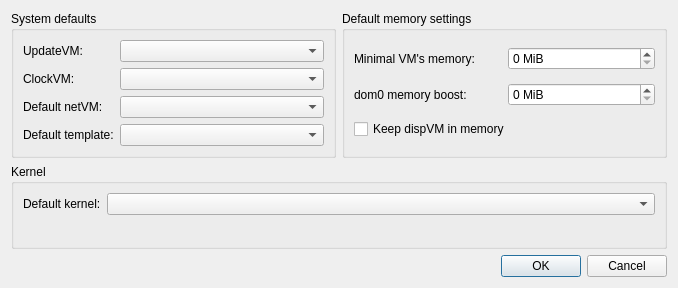
Above: globalsettingsdlg.ui from QubesOS/qubes-manager before the change. Below: the same form after it.
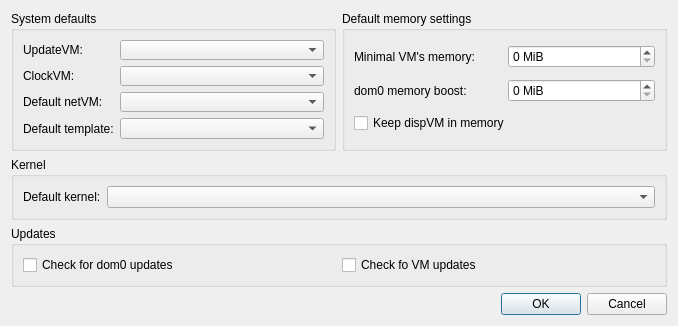
That is the form after the change.

Commit message: Add updates section to global settings (#800)

```diff
--- a/globalsettingsdlg.ui
+++ b/globalsettingsdlg.ui
@@ -7,7 +7,7 @@
     <x>0</x>
     <y>0</y>
     <width>678</width>
-    <height>288</height>
+    <height>318</height>
    </rect>
   </property>
   <property name="windowTitle">
@@ -19,6 +19,12 @@
      <property name="enabled">
       <bool>true</bool>
      </property>
+     <property name="minimumSize">
+      <size>
+       <width>0</width>
+       <height>140</height>
+      </size>
+     </property>
      <property name="title">
       <string>System defaults</string>
      </property>
@@ -78,11 +84,27 @@
      </layout>
     </widget>
    </item>
+   <item row="3" column="0" colspan="2">
+    <widget class="QDialogButtonBox" name="buttonBox">
+     <property name="orientation">
+      <enum>Qt::Horizontal</enum>
+     </property>
+     <property name="standardButtons">
+      <set>QDialogButtonBox::Cancel|QDialogButtonBox::Ok</set>
+     </property>
+    </widget>
+   </item>
    <item row="0" column="1">
     <widget class="QGroupBox" name="groupBox_3">
      <property name="enabled">
       <bool>true</bool>
      </property>
+     <property name="minimumSize">
+      <size>
+       <width>0</width>
+       <height>140</height>
+      </size>
+     </property>
      <property name="title">
       <string>Default memory settings</string>
      </property>
@@ -158,6 +180,9 @@
       <string>Kernel</string>
      </property>
      <layout class="QFormLayout" name="formLayout_2">
+      <property name="fieldGrowthPolicy">
+       <enum>QFormLayout::AllNonFixedFieldsGrow</enum>
+      </property>
       <item row="0" column="0">
        <widget class="QLabel" name="label_5">
         <property name="text">
@@ -172,13 +197,32 @@
     </widget>
    </item>
    <item row="2" column="0" colspan="2">
-    <widget class="QDialogButtonBox" name="buttonBox">
-     <property name="orientation">
-      <enum>Qt::Horizontal</enum>
+    <widget class="QGroupBox" name="groupBox_4">
+     <property name="title">
+      <string>Updates</string>
      </property>
-     <property name="standardButtons">
-      <set>QDialogButtonBox::Cancel|QDialogButtonBox::Ok</set>
-     </property>
+     <layout class="QGridLayout" name="gridLayout_3">
+      <item row="0" column="0">
+       <widget class="QCheckBox" name="updates_dom0">
+        <property name="text">
+         <string>Check for dom0 updates</string>
+        </property>
+        <property name="tristate">
+         <bool>false</bool>
+        </property>
+       </widget>
+      </item>
+      <item row="0" column="1">
+       <widget class="QCheckBox" name="updates_vm">
+        <property name="toolTip">
+         <string>Unknown current state</string>
+        </property>
+        <property name="text">
+         <string>Check fo VM updates</string>
+        </property>
+       </widget>
+      </item>
+     </layout>
     </widget>
    </item>
   </layout>
```
The commit also changes 1 other file.
